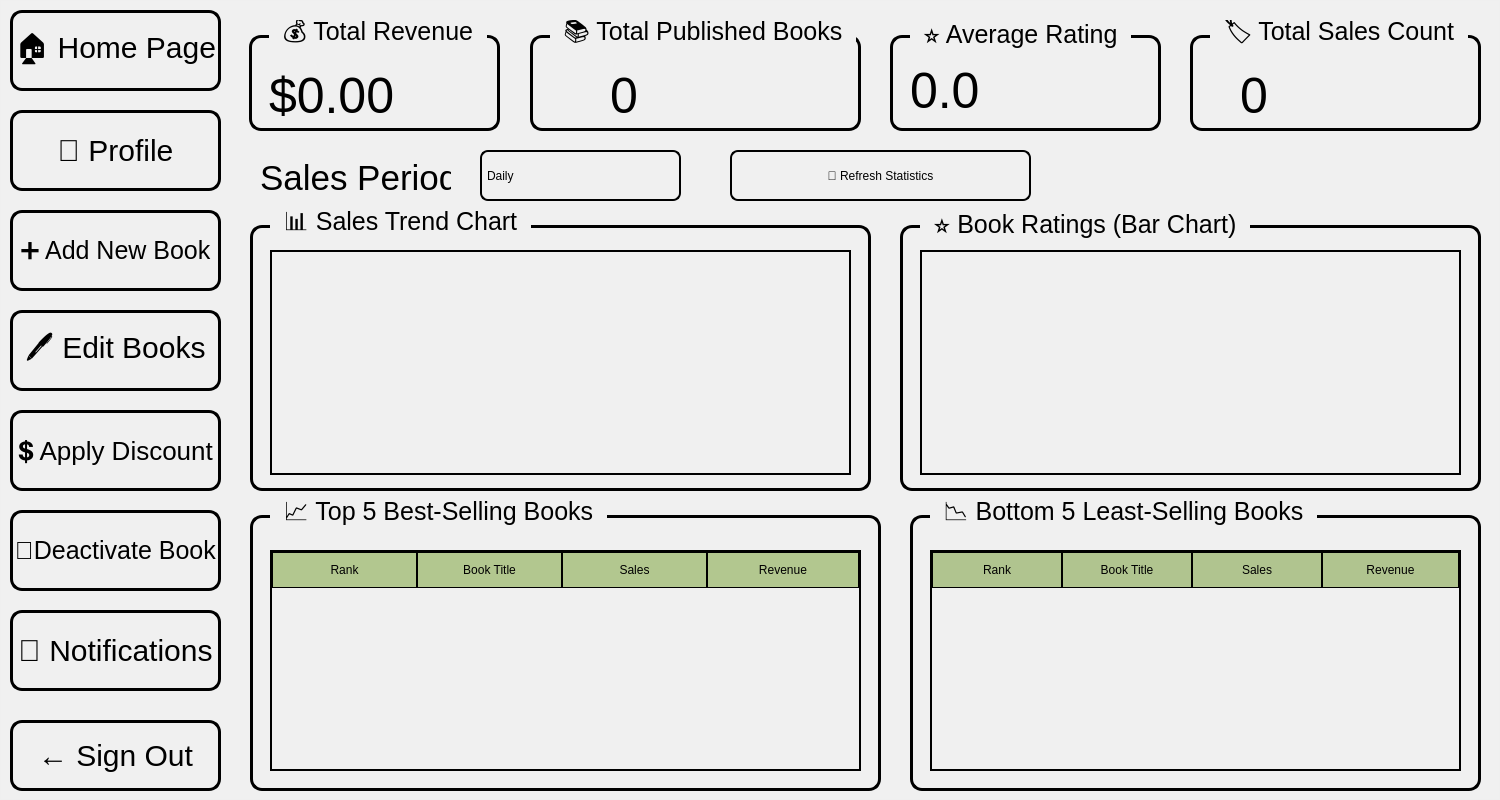
Qt form BookClubProject/appWindow/publisherwindow.ui (mohammadshirizadeh-sudo/book-club) before a commit.
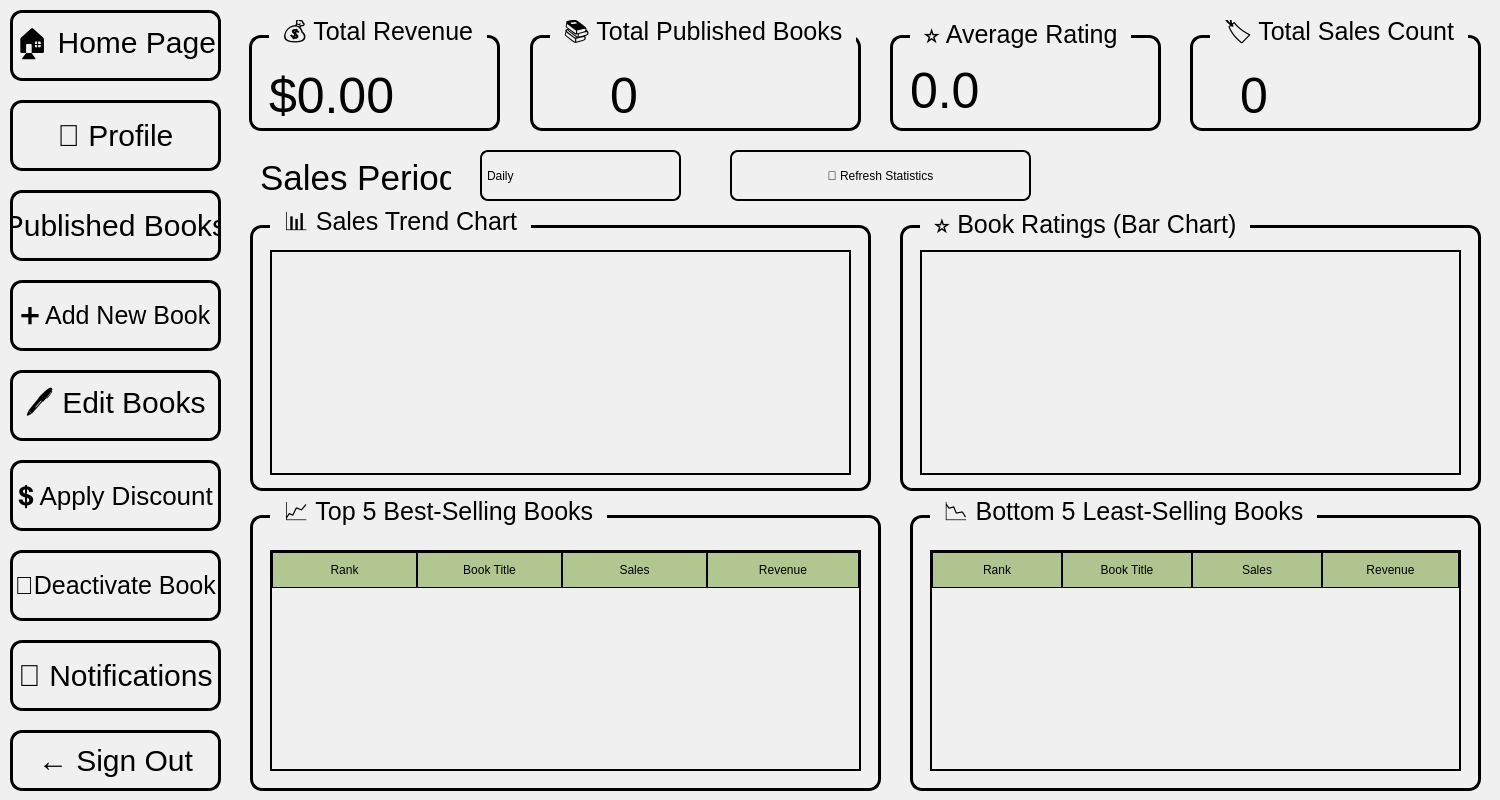
The same form after that commit. Icons and pictures are not drawn.

Commit message: added published books window

The edit to the form file:
```diff
--- a/BookClubProject/appWindow/publisherwindow.ui
+++ b/BookClubProject/appWindow/publisherwindow.ui
@@ -46,7 +46,7 @@
       <x>10</x>
       <y>10</y>
       <width>211</width>
-      <height>81</height>
+      <height>71</height>
      </rect>
     </property>
     <property name="styleSheet">
@@ -67,9 +67,9 @@
     <property name="geometry">
      <rect>
       <x>10</x>
-      <y>110</y>
+      <y>100</y>
       <width>211</width>
-      <height>81</height>
+      <height>71</height>
      </rect>
     </property>
     <property name="styleSheet">
@@ -89,9 +89,9 @@
     <property name="geometry">
      <rect>
       <x>10</x>
-      <y>720</y>
+      <y>730</y>
       <width>211</width>
-      <height>71</height>
+      <height>61</height>
      </rect>
     </property>
     <property name="styleSheet">
@@ -111,9 +111,9 @@
     <property name="geometry">
      <rect>
       <x>10</x>
-      <y>210</y>
+      <y>280</y>
       <width>211</width>
-      <height>81</height>
+      <height>71</height>
      </rect>
     </property>
     <property name="styleSheet">
@@ -133,9 +133,9 @@
     <property name="geometry">
      <rect>
       <x>10</x>
-      <y>310</y>
+      <y>370</y>
       <width>211</width>
-      <height>81</height>
+      <height>71</height>
      </rect>
     </property>
     <property name="styleSheet">
@@ -155,9 +155,9 @@
     <property name="geometry">
      <rect>
       <x>10</x>
-      <y>410</y>
+      <y>460</y>
       <width>211</width>
-      <height>81</height>
+      <height>71</height>
      </rect>
     </property>
     <property name="styleSheet">
@@ -177,9 +177,9 @@
     <property name="geometry">
      <rect>
       <x>10</x>
-      <y>510</y>
+      <y>550</y>
       <width>211</width>
-      <height>81</height>
+      <height>71</height>
      </rect>
     </property>
     <property name="styleSheet">
@@ -199,9 +199,9 @@
     <property name="geometry">
      <rect>
       <x>10</x>
-      <y>610</y>
+      <y>640</y>
       <width>211</width>
-      <height>81</height>
+      <height>71</height>
      </rect>
     </property>
     <property name="styleSheet">
@@ -781,6 +781,28 @@
      </widget>
     </widget>
    </widget>
+   <widget class="QPushButton" name="publishedPushButton">
+    <property name="geometry">
+     <rect>
+      <x>10</x>
+      <y>190</y>
+      <width>211</width>
+      <height>71</height>
+     </rect>
+    </property>
+    <property name="styleSheet">
+     <string notr="true">QPushButton {
+	font: 700 9pt &quot;Script MT Bold&quot;;
+	font-size:30px;
+	color: rgb(0, 0, 0);
+	border: 3px solid black;
+	border-radius: 12px;
+}</string>
+    </property>
+    <property name="text">
+     <string>Published Books</string>
+    </property>
+   </widget>
   </widget>
  </widget>
  <layoutdefault spacing="6" margin="11"/>
```
The commit also changes 4 other files.
